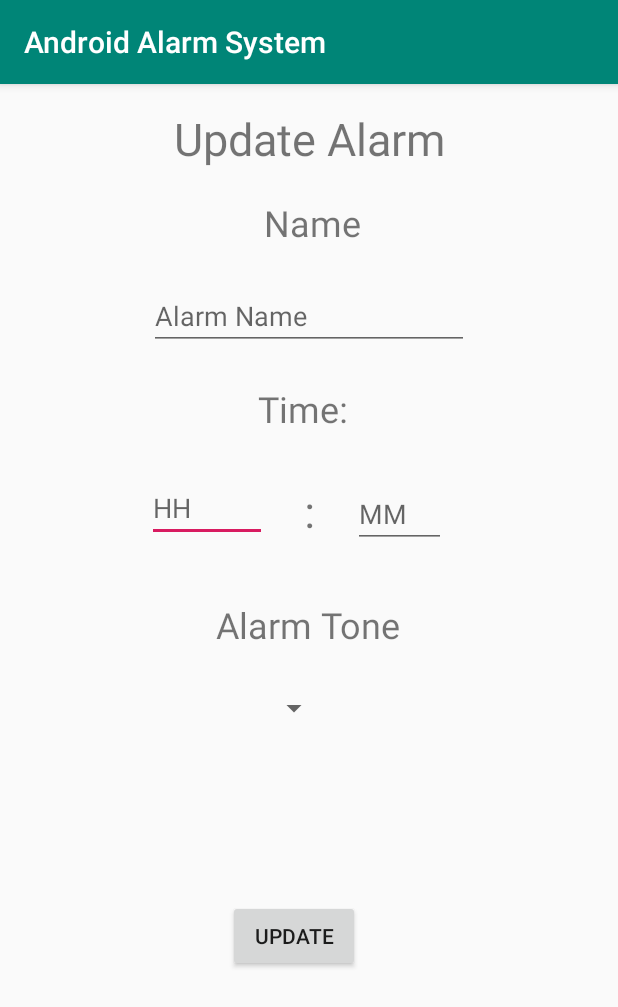
After one commit to Sameer3079/Android-Alarm-App, an Android app: the AlarmEditActivity screen opened directly, with no data from a screen before it, on a phone screen of 412 x 824 dp. The commit adds this screen. Shown: the top 1007 px of the screen. Run offline under Robolectric (Android 15) with nearby library versions, the phone set to English and light mode, and no system bars.

Commit message:
Created the Update Alarm UI and Partially Implemented the Logic

```diff
--- a/app/src/main/AndroidManifest.xml
+++ b/app/src/main/AndroidManifest.xml
@@ -9,12 +9,13 @@
         android:roundIcon="@mipmap/ic_launcher_round"
         android:supportsRtl="true"
         android:theme="@style/AppTheme">
+        <activity android:name=".activity.AlarmEditActivity"></activity>
         <activity
             android:name=".activity.AlarmRingActivity"
             android:configChanges="orientation|keyboardHidden|screenSize"
             android:label="@string/title_activity_alarm_ring"
             android:showOnLockScreen="true"
-            android:theme="@style/FullscreenTheme"></activity>
+            android:theme="@style/FullscreenTheme" />
         <activity android:name=".activity.AlarmCreationActivity" />
         <activity
             android:name=".activity.MainActivity"
--- /dev/null
+++ b/app/src/main/java/lk/sliit/androidalarmsystem/activity/AlarmEditActivity.java
@@ -0,0 +1,22 @@
+package lk.sliit.androidalarmsystem.activity;
+
+import android.support.v7.app.AppCompatActivity;
+import android.os.Bundle;
+import android.widget.Button;
+import android.widget.Spinner;
+import android.widget.TextView;
+
+import lk.sliit.androidalarmsystem.R;
+
+public class AlarmEditActivity extends AppCompatActivity {
+
+    private TextView alarmNameTxt, hourTxt, minuteTxt;
+    private Button updateButton;
+    private Spinner toneSelectorSpinner;
+
+    @Override
+    protected void onCreate(Bundle savedInstanceState) {
+        super.onCreate(savedInstanceState);
+        setContentView(R.layout.activity_alarm_edit);
+    }
+}
--- /dev/null
+++ b/app/src/main/res/layout/activity_alarm_edit.xml
@@ -0,0 +1,128 @@
+<?xml version="1.0" encoding="utf-8"?>
+<android.support.constraint.ConstraintLayout xmlns:android="http://schemas.android.com/apk/res/android"
+    xmlns:app="http://schemas.android.com/apk/res-auto"
+    xmlns:tools="http://schemas.android.com/tools"
+    android:layout_width="match_parent"
+    android:layout_height="match_parent"
+    tools:context=".activity.AlarmEditActivity">
+
+    <TextView
+        android:id="@+id/colonTxt"
+        android:layout_width="wrap_content"
+        android:layout_height="wrap_content"
+        android:layout_marginTop="264dp"
+        android:text="@string/colon"
+        android:textSize="30sp"
+        app:layout_constraintEnd_toEndOf="parent"
+        app:layout_constraintStart_toStartOf="parent"
+        app:layout_constraintTop_toTopOf="parent" />
+
+    <TextView
+        android:id="@+id/textView"
+        android:layout_width="wrap_content"
+        android:layout_height="wrap_content"
+        android:layout_marginTop="16dp"
+        android:text="@string/alarm_edit_title"
+        android:textSize="30sp"
+        app:layout_constraintEnd_toEndOf="parent"
+        app:layout_constraintStart_toStartOf="parent"
+        app:layout_constraintTop_toTopOf="parent" />
+
+    <TextView
+        android:id="@+id/textView2"
+        android:layout_width="wrap_content"
+        android:layout_height="wrap_content"
+        android:layout_marginStart="172dp"
+        android:layout_marginTop="200dp"
+        android:text="@string/time_label"
+        android:textSize="24sp"
+        app:layout_constraintStart_toStartOf="parent"
+        app:layout_constraintTop_toTopOf="parent" />
+
+    <TextView
+        android:id="@+id/textView5"
+        android:layout_width="wrap_content"
+        android:layout_height="wrap_content"
+        android:layout_marginStart="176dp"
+        android:layout_marginTop="76dp"
+        android:text="@string/alarm_name"
+        android:textSize="24sp"
+        app:layout_constraintStart_toStartOf="parent"
+        app:layout_constraintTop_toTopOf="parent" />
+
+    <EditText
+        android:id="@+id/hourTxt"
+        android:layout_width="80dp"
+        android:layout_height="wrap_content"
+        android:layout_marginTop="260dp"
+        android:ems="10"
+        android:hint="@string/hour_input_hint"
+        android:inputType="number"
+        app:layout_constraintEnd_toEndOf="parent"
+        app:layout_constraintHorizontal_bias="0.296"
+        app:layout_constraintStart_toStartOf="parent"
+        app:layout_constraintTop_toTopOf="parent" />
+
+    <EditText
+        android:id="@+id/minuteTxt"
+        android:layout_width="62dp"
+        android:layout_height="wrap_content"
+        android:layout_marginStart="8dp"
+        android:layout_marginTop="264dp"
+        android:layout_marginEnd="32dp"
+        android:ems="10"
+        android:hint="@string/minute_input_hint"
+        android:inputType="number"
+        app:layout_constraintEnd_toEndOf="parent"
+        app:layout_constraintHorizontal_bias="0.734"
+        app:layout_constraintStart_toStartOf="parent"
+        app:layout_constraintTop_toTopOf="parent" />
+
+    <Button
+        android:id="@+id/createButton"
+        android:layout_width="wrap_content"
+        android:layout_height="wrap_content"
+        android:layout_marginBottom="176dp"
+        android:text="@string/update_button"
+        app:layout_constraintBottom_toBottomOf="parent"
+        app:layout_constraintEnd_toEndOf="parent"
+        app:layout_constraintHorizontal_bias="0.47"
+        app:layout_constraintStart_toStartOf="parent"
+        app:layout_constraintTop_toBottomOf="@+id/toneSelector"
+        app:layout_constraintVertical_bias="0.362" />
+
+    <TextView
+        android:id="@+id/textView3"
+        android:layout_width="wrap_content"
+        android:layout_height="wrap_content"
+        android:layout_marginStart="144dp"
+        android:layout_marginTop="344dp"
+        android:text="@string/tone_label"
+        android:textSize="24sp"
+        app:layout_constraintStart_toStartOf="parent"
+        app:layout_constraintTop_toTopOf="parent" />
+
+    <EditText
+        android:id="@+id/alarmNameTxt"
+        android:layout_width="wrap_content"
+        android:layout_height="wrap_content"
+        android:layout_marginTop="132dp"
+        android:ems="10"
+        android:hint="@string/alarm_name_hint"
+        android:inputType="textPersonName"
+        app:layout_constraintEnd_toEndOf="parent"
+        app:layout_constraintStart_toStartOf="parent"
+        app:layout_constraintTop_toTopOf="parent" />
+
+    <Spinner
+        android:id="@+id/toneSelectorSpinner"
+        android:layout_width="wrap_content"
+        android:layout_height="wrap_content"
+        android:layout_marginStart="8dp"
+        android:layout_marginTop="404dp"
+        app:layout_constraintEnd_toEndOf="parent"
+        app:layout_constraintHorizontal_bias="0.461"
+        app:layout_constraintStart_toStartOf="parent"
+        app:layout_constraintTop_toTopOf="parent" />
+
+</android.support.constraint.ConstraintLayout>
--- a/app/src/main/res/values/strings.xml
+++ b/app/src/main/res/values/strings.xml
@@ -4,10 +4,12 @@
     <string name="delete_all">Delete All Alarms</string>
     <string name="insert_questions">Insert Questions</string>
     <string name="alarm_creation_title">Create New Alarm</string>
+    <string name="alarm_edit_title">Update Alarm</string>
     <string name="alarm_name">Name</string>
     <string name="alarm_name_hint">Alarm Name</string>
     <string name="time_label">Time:</string>
     <string name="create_button">Create</string>
+    <string name="update_button">Update</string>
     <string name="tone_label">Alarm Tone</string>
     <string name="hour_input_hint">HH</string>
     <string name="minute_input_hint">MM</string>
```
